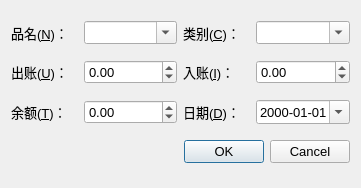
First picture: the form in editdlg.ui, repository coderzh/pygrid, before the edit.
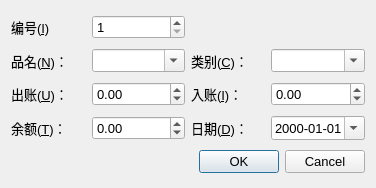
Second picture: the form after the edit. Icons and pictures are not drawn.

Commit message: 增加number列，允许修改编号

What changed in the file:
```diff
--- a/editdlg.ui
+++ b/editdlg.ui
@@ -5,7 +5,7 @@
    <rect>
     <x>0</x>
     <y>0</y>
-    <width>361</width>
+    <width>376</width>
     <height>188</height>
    </rect>
   </property>
@@ -22,7 +22,7 @@
     <normaloff>:/icon/edit.png</normaloff>:/icon/edit.png</iconset>
   </property>
   <layout class="QGridLayout" name="gridLayout" >
-   <item row="0" column="0" >
+   <item row="1" column="0" >
     <widget class="QLabel" name="label_Name" >
      <property name="text" >
       <string>品名(&amp;N)：</string>
@@ -32,7 +32,7 @@
      </property>
     </widget>
    </item>
-   <item row="1" column="0" >
+   <item row="2" column="0" >
     <widget class="QLabel" name="label_Number" >
      <property name="text" >
       <string>出账(&amp;U)：</string>
@@ -42,7 +42,7 @@
      </property>
     </widget>
    </item>
-   <item row="1" column="2" >
+   <item row="2" column="2" >
     <widget class="QLabel" name="label_UnitPrice" >
      <property name="text" >
       <string>入账(&amp;I)：</string>
@@ -52,7 +52,7 @@
      </property>
     </widget>
    </item>
-   <item row="2" column="2" >
+   <item row="3" column="2" >
     <widget class="QLabel" name="label_Date" >
      <property name="text" >
       <string>日期(&amp;D)：</string>
@@ -62,7 +62,7 @@
      </property>
     </widget>
    </item>
-   <item row="2" column="3" >
+   <item row="3" column="3" >
     <widget class="QDateEdit" name="dateEdit_Date" >
      <property name="displayFormat" >
       <string>yyyy-MM-dd</string>
@@ -72,7 +72,7 @@
      </property>
     </widget>
    </item>
-   <item row="4" column="0" colspan="4" >
+   <item row="5" column="0" colspan="4" >
     <widget class="QDialogButtonBox" name="buttonBox" >
      <property name="orientation" >
       <enum>Qt::Horizontal</enum>
@@ -82,7 +82,7 @@
      </property>
     </widget>
    </item>
-   <item row="1" column="3" >
+   <item row="2" column="3" >
     <widget class="QDoubleSpinBox" name="doubleSpinBox_InCome" >
      <property name="minimum" >
       <double>-99999999.989999994635582</double>
@@ -92,14 +92,14 @@
      </property>
     </widget>
    </item>
-   <item row="0" column="1" >
+   <item row="1" column="1" >
     <widget class="QComboBox" name="comboBox_Name" >
      <property name="editable" >
       <bool>true</bool>
      </property>
     </widget>
    </item>
-   <item row="0" column="2" >
+   <item row="1" column="2" >
     <widget class="QLabel" name="label_Category" >
      <property name="text" >
       <string>类别(&amp;C)：</string>
@@ -109,14 +109,14 @@
      </property>
     </widget>
    </item>
-   <item row="0" column="3" >
+   <item row="1" column="3" >
     <widget class="QComboBox" name="comboBox_Category" >
      <property name="editable" >
       <bool>true</bool>
      </property>
     </widget>
    </item>
-   <item row="1" column="1" >
+   <item row="2" column="1" >
     <widget class="QDoubleSpinBox" name="doubleSpinBox_OutCome" >
      <property name="minimum" >
       <double>-99999999.989999994635582</double>
@@ -126,7 +126,7 @@
      </property>
     </widget>
    </item>
-   <item row="2" column="0" >
+   <item row="3" column="0" >
     <widget class="QLabel" name="label_Total" >
      <property name="text" >
       <string>余额(&amp;T)：</string>
@@ -136,7 +136,7 @@
      </property>
     </widget>
    </item>
-   <item row="2" column="1" >
+   <item row="3" column="1" >
     <widget class="QDoubleSpinBox" name="doubleSpinBox_Total" >
      <property name="minimum" >
       <double>-99999999.989999994635582</double>
@@ -146,6 +146,26 @@
      </property>
     </widget>
    </item>
+   <item row="0" column="0" >
+    <widget class="QLabel" name="label_Number_2" >
+     <property name="text" >
+      <string>编号(&amp;I)</string>
+     </property>
+     <property name="buddy" >
+      <cstring>spinBox_Number</cstring>
+     </property>
+    </widget>
+   </item>
+   <item row="0" column="1" >
+    <widget class="QSpinBox" name="spinBox_Number" >
+     <property name="minimum" >
+      <number>1</number>
+     </property>
+     <property name="maximum" >
+      <number>99999999</number>
+     </property>
+    </widget>
+   </item>
   </layout>
  </widget>
  <tabstops>
```
The commit also changes 9 other files.
